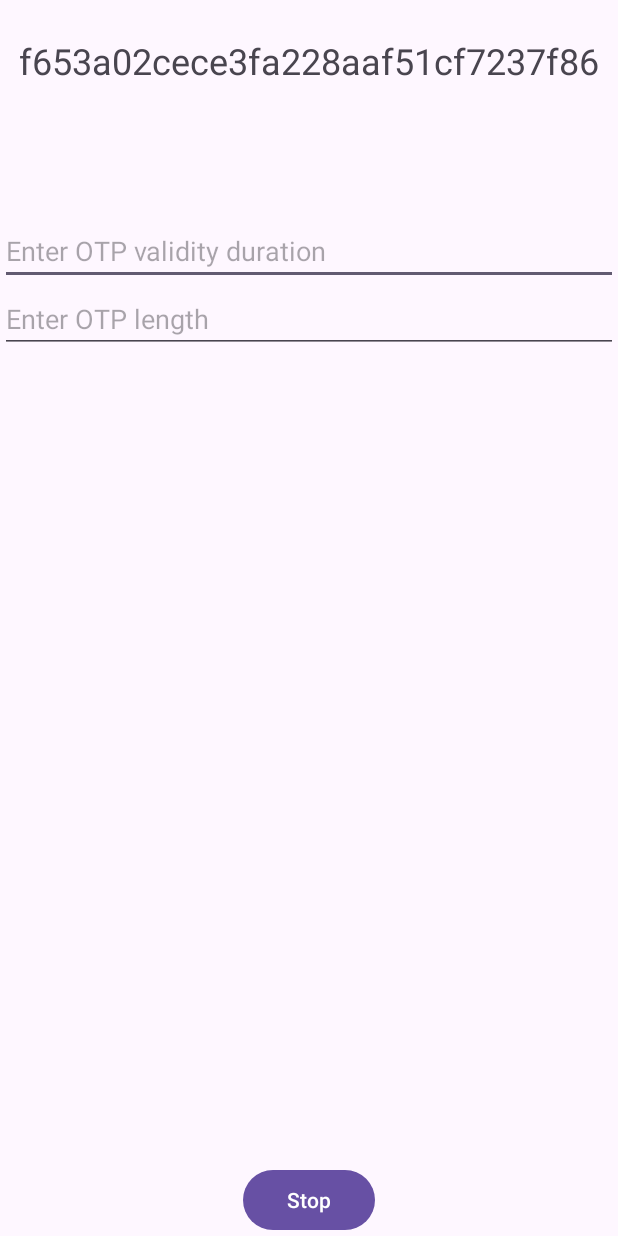
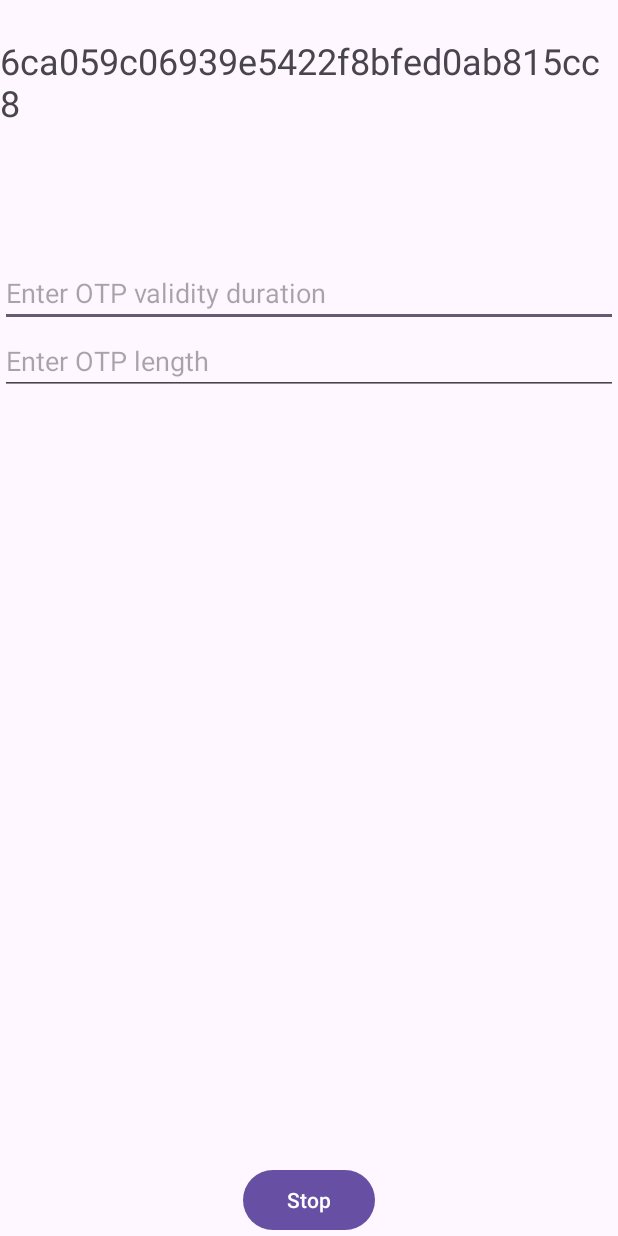
Before and after one commit to alheijn/OneTimePasswordGenerator, an Android app: the screen it shows after launch (MainActivity), after a tap on "Start", on a phone screen of 412 x 824 dp. Run offline under Robolectric (Android 15) with nearby library versions, the phone set to English and light mode, and no system bars; 4 statements that could not run were skipped.

Commit message:
replaced ecb with cbc mode

```diff
--- a/app/src/main/java/net/G03/otpgenerator/MainActivity.java
+++ b/app/src/main/java/net/G03/otpgenerator/MainActivity.java
@@ -68,7 +68,11 @@ public class MainActivity extends AppCompatActivity {
             run = true;
             try {
                 // Initialize the AES cipher
-                aes = Cipher.getInstance("AES/ECB/PKCS5Padding");
+                // initial copilot suggestion: use ECB mode, which however is insecure!
+                // aes = Cipher.getInstance("AES/ECB/PKCS5Padding");
+
+                // secure alternative: use CBC mode
+                aes = Cipher.getInstance("AES/CBC/PKCS5Padding");
                 SecretKeySpec aesKey = new SecretKeySpec(key, "AES");
                 aes.init(Cipher.ENCRYPT_MODE, aesKey);
             } catch (Exception e) {
```
